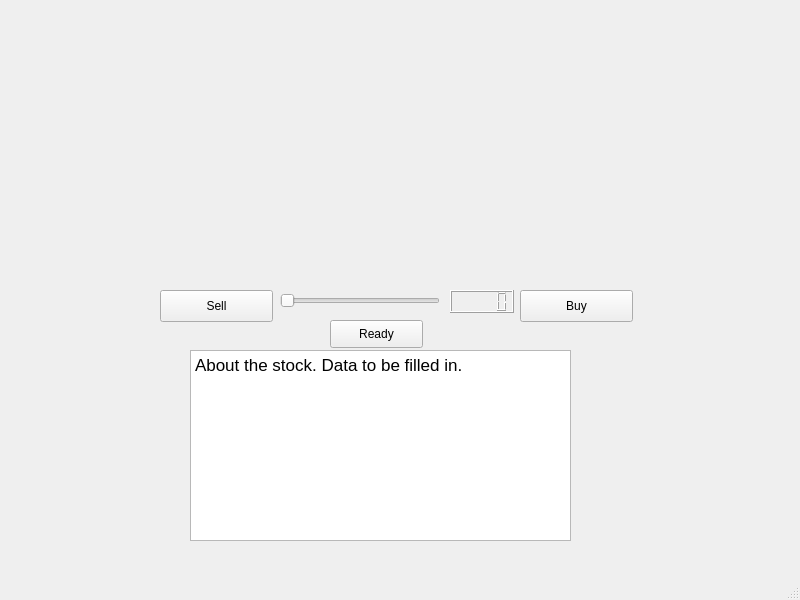
Old version of the form FrontEnd/testQt/mainwindow.ui in the repository fazeelabbasi/CRASH.
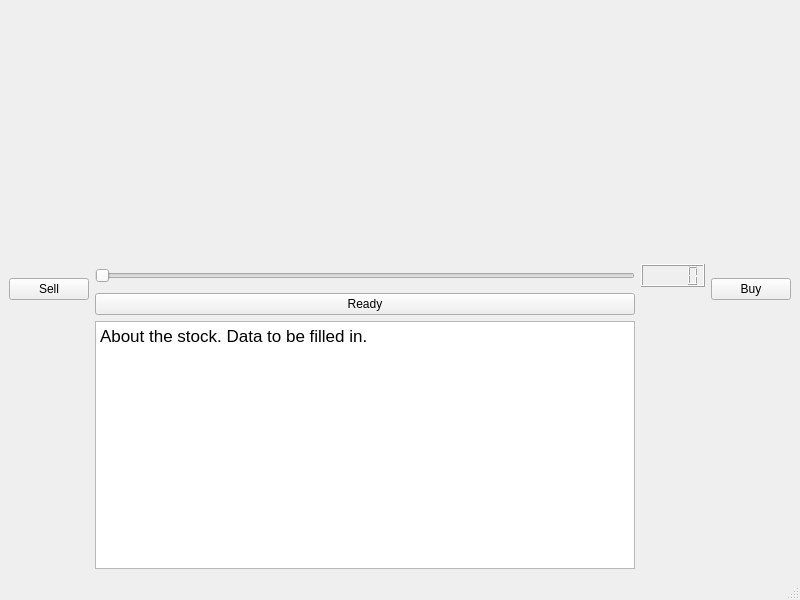
New version of the form. Custom widgets are drawn as their Qt base class.

Commit message: GUI is now Resizable

What changed in the file:
```diff
--- a/FrontEnd/testQt/mainwindow.ui
+++ b/FrontEnd/testQt/mainwindow.ui
@@ -14,95 +14,59 @@
    <string>MainWindow</string>
   </property>
   <widget class="QWidget" name="centralwidget">
-   <widget class="QTextBrowser" name="stockDescription">
-    <property name="geometry">
-     <rect>
-      <x>190</x>
-      <y>350</y>
-      <width>381</width>
-      <height>191</height>
-     </rect>
-    </property>
-    <property name="html">
-     <string>&lt;!DOCTYPE HTML PUBLIC &quot;-//W3C//DTD HTML 4.0//EN&quot; &quot;http://www.w3.org/TR/REC-html40/strict.dtd&quot;&gt;
+   <layout class="QGridLayout" name="gridLayout">
+    <item row="1" column="1">
+     <widget class="QSlider" name="amountInvesting">
+      <property name="orientation">
+       <enum>Qt::Horizontal</enum>
+      </property>
+     </widget>
+    </item>
+    <item row="1" column="0" rowspan="2">
+     <widget class="QPushButton" name="sell">
+      <property name="text">
+       <string>Sell</string>
+      </property>
+     </widget>
+    </item>
+    <item row="1" column="2">
+     <widget class="QLCDNumber" name="lcdNumber"/>
+    </item>
+    <item row="1" column="3" rowspan="2">
+     <widget class="QPushButton" name="buy">
+      <property name="text">
+       <string>Buy</string>
+      </property>
+     </widget>
+    </item>
+    <item row="2" column="1">
+     <widget class="QPushButton" name="readyButton">
+      <property name="text">
+       <string>Ready</string>
+      </property>
+     </widget>
+    </item>
+    <item row="0" column="0" colspan="4">
+     <widget class="QCustomPlot" name="stockPlot" native="true"/>
+    </item>
+    <item row="3" column="1">
+     <widget class="QTextBrowser" name="stockDescription">
+      <property name="sizePolicy">
+       <sizepolicy hsizetype="Preferred" vsizetype="Preferred">
+        <horstretch>0</horstretch>
+        <verstretch>0</verstretch>
+       </sizepolicy>
+      </property>
+      <property name="html">
+       <string>&lt;!DOCTYPE HTML PUBLIC &quot;-//W3C//DTD HTML 4.0//EN&quot; &quot;http://www.w3.org/TR/REC-html40/strict.dtd&quot;&gt;
 &lt;html&gt;&lt;head&gt;&lt;meta name=&quot;qrichtext&quot; content=&quot;1&quot; /&gt;&lt;style type=&quot;text/css&quot;&gt;
 p, li { white-space: pre-wrap; }
 &lt;/style&gt;&lt;/head&gt;&lt;body style=&quot; font-family:'MS Shell Dlg 2'; font-size:9.75pt; font-weight:400; font-style:normal;&quot;&gt;
 &lt;p style=&quot; margin-top:0px; margin-bottom:0px; margin-left:0px; margin-right:0px; -qt-block-indent:0; text-indent:0px;&quot;&gt;&lt;span style=&quot; font-family:'.SF NS Text'; font-size:13pt;&quot;&gt;About the stock. Data to be filled in.&lt;/span&gt;&lt;/p&gt;&lt;/body&gt;&lt;/html&gt;</string>
-    </property>
-   </widget>
-   <widget class="QSlider" name="amountInvesting">
-    <property name="geometry">
-     <rect>
-      <x>280</x>
-      <y>290</y>
-      <width>160</width>
-      <height>22</height>
-     </rect>
-    </property>
-    <property name="orientation">
-     <enum>Qt::Horizontal</enum>
-    </property>
-   </widget>
-   <widget class="QPushButton" name="buy">
-    <property name="geometry">
-     <rect>
-      <x>520</x>
-      <y>290</y>
-      <width>113</width>
-      <height>32</height>
-     </rect>
-    </property>
-    <property name="text">
-     <string>Buy</string>
-    </property>
-   </widget>
-   <widget class="QPushButton" name="sell">
-    <property name="geometry">
-     <rect>
-      <x>160</x>
-      <y>290</y>
-      <width>113</width>
-      <height>32</height>
-     </rect>
-    </property>
-    <property name="text">
-     <string>Sell</string>
-    </property>
-   </widget>
-   <widget class="QLCDNumber" name="lcdNumber">
-    <property name="geometry">
-     <rect>
-      <x>450</x>
-      <y>290</y>
-      <width>64</width>
-      <height>23</height>
-     </rect>
-    </property>
-   </widget>
-   <widget class="QCustomPlot" name="stockPlot" native="true">
-    <property name="geometry">
-     <rect>
-      <x>160</x>
-      <y>10</y>
-      <width>461</width>
-      <height>271</height>
-     </rect>
-    </property>
-   </widget>
-   <widget class="QPushButton" name="readyButton">
-    <property name="geometry">
-     <rect>
-      <x>330</x>
-      <y>320</y>
-      <width>93</width>
-      <height>28</height>
-     </rect>
-    </property>
-    <property name="text">
-     <string>Ready</string>
-    </property>
-   </widget>
+      </property>
+     </widget>
+    </item>
+   </layout>
   </widget>
   <widget class="QMenuBar" name="menubar">
    <property name="geometry">
```
The commit also changes 3 other files.
